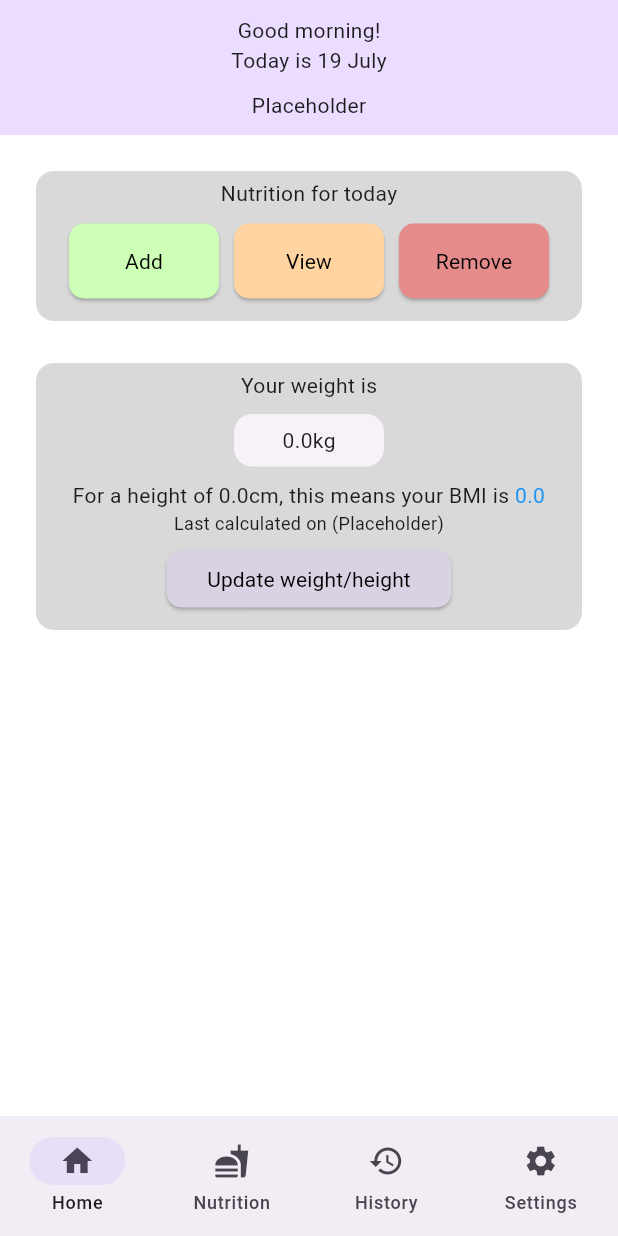
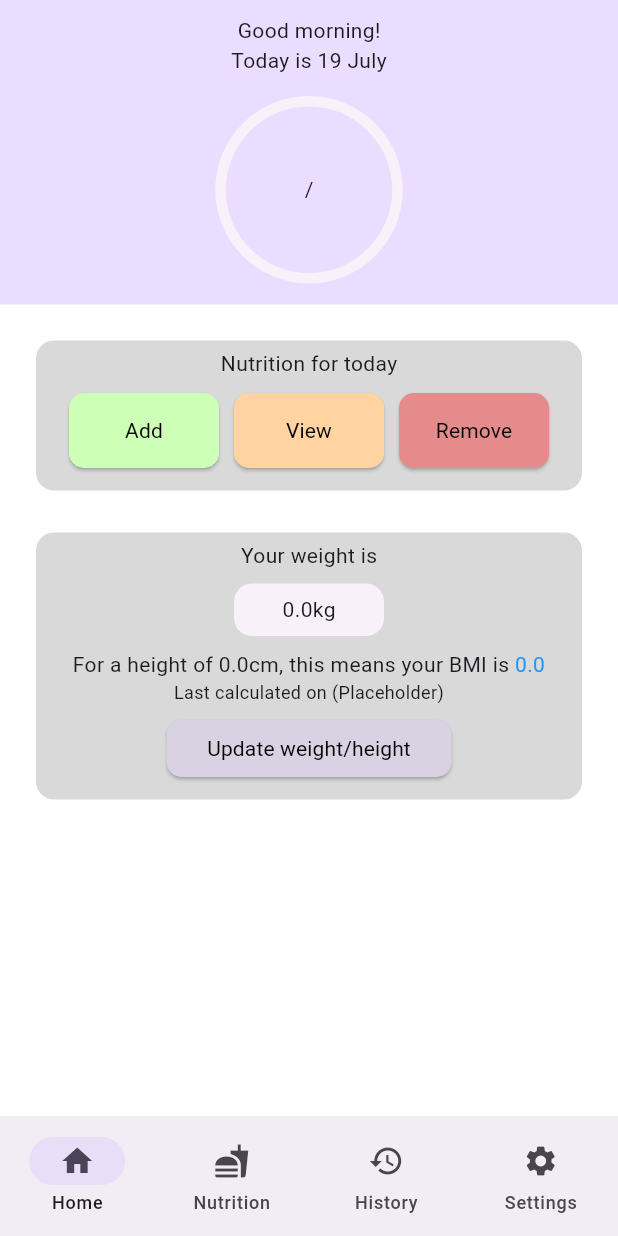
Before and after one commit to smstone0/Caloric, a Flutter app: the screen it shows after launch, on a phone screen of 412 x 824 dp. Run offline on Flutter 3.47's test engine with Material 2 defaults, Android fonts, the phone set to English and light mode, and no system bars.

```diff
--- a/lib/today_page.dart
+++ b/lib/today_page.dart
@@ -56,7 +56,9 @@ class TodayPage extends StatelessWidget {
         month = "December";
     }
 
-    return Center(
+    return ListView(
+      children: [
+        Center(
           child: Column(
             children: [
               Container(
@@ -70,7 +72,7 @@ class TodayPage extends StatelessWidget {
                           Text("Good $timeOfDay!"),
                           Text("Today is ${time.day} $month"),
                           const SizedBox(height: 10),
-                      Text("Placeholder"),
+                          const CalorieRing(),
                         ],
                       ),
                     ),
@@ -93,6 +95,39 @@ class TodayPage extends StatelessWidget {
                 ),
               ),
             ],
+          ),
+        ),
+      ],
+    );
+  }
+}
+
+class CalorieRing extends StatelessWidget {
+  const CalorieRing({
+    super.key,
+  });
+
+  @override
+  Widget build(BuildContext context) {
+    return Card(
+      elevation: 0,
+      shape: RoundedRectangleBorder(
+        borderRadius: BorderRadius.circular(100),
+      ),
+      child: SizedBox(
+        width: 125,
+        height: 125,
+        child: Padding(
+          padding: const EdgeInsets.all(3.0),
+          child: Card(
+            color: Theme.of(context).colorScheme.primaryContainer,
+            elevation: 0,
+            shape: RoundedRectangleBorder(
+              borderRadius: BorderRadius.circular(100),
+            ),
+            child: Center(child: Text("/")),
+          ),
+        ),
       ),
     );
   }
```
Lines whose indentation alone changed are shown as unchanged.
